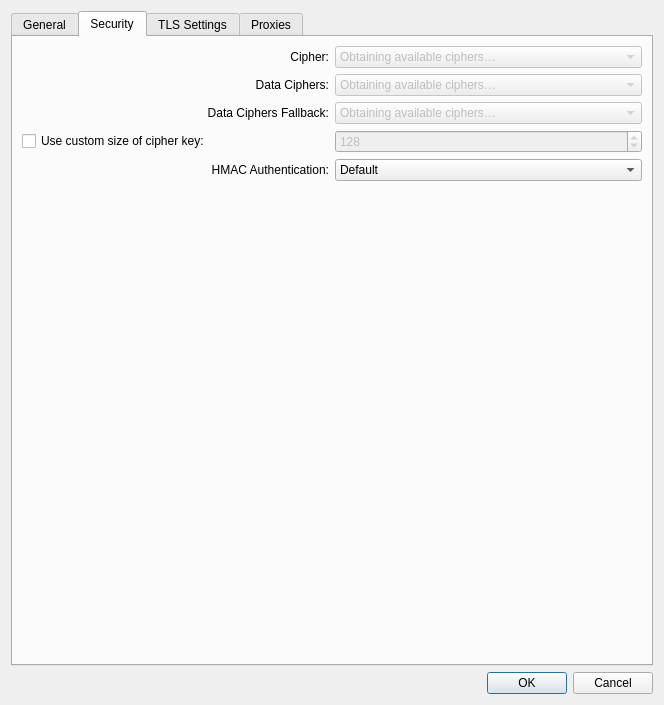
The window that vpn/openvpn/openvpnadvanced.ui (KDE/plasma-nm) describes before a commit, drawn with Qt 5.
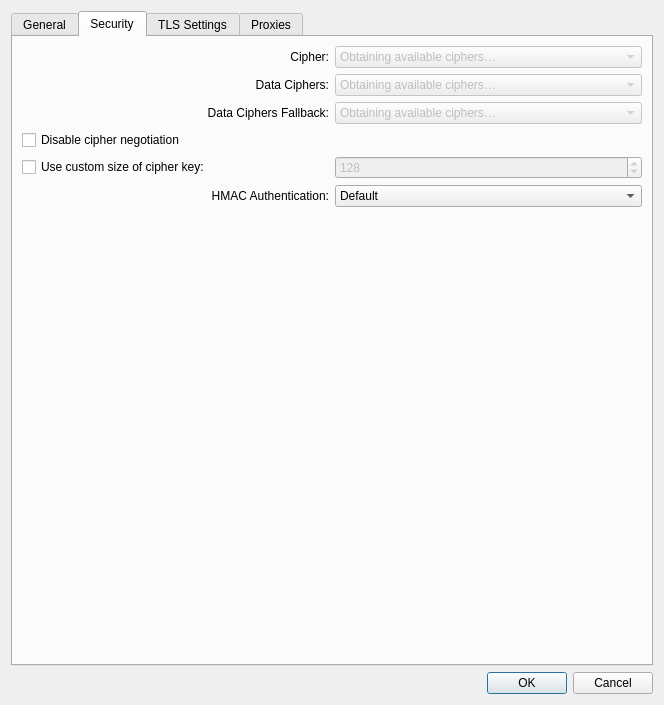
The same window after the commit. The open tabs and pages were chosen to show the change. Custom widgets are drawn as their Qt base class.

Commit message: openvpn: Implement ncp-disable

Diff of the .ui file:
```diff
--- a/vpn/openvpn/openvpnadvanced.ui
+++ b/vpn/openvpn/openvpnadvanced.ui
@@ -633,6 +633,16 @@
         </item>
        </layout>
       </item>
+      <item>
+       <widget class="QCheckBox" name="chkDisableCipherNegotiation">
+        <property name="text">
+         <string>Disable cipher negotiation</string>
+        </property>
+        <property name="toolTip">
+         <string>Disable OpenVPN NCP (cipher negotiation). Requires OpenVPN 2.4+.</string>
+        </property>
+       </widget>
+      </item>
       <item>
        <layout class="QHBoxLayout" name="horizontalLayout_6">
          <item>
```
Left out of the diff: 1 changed line with no effect on the pictures. The commit also changes 1 other file.
